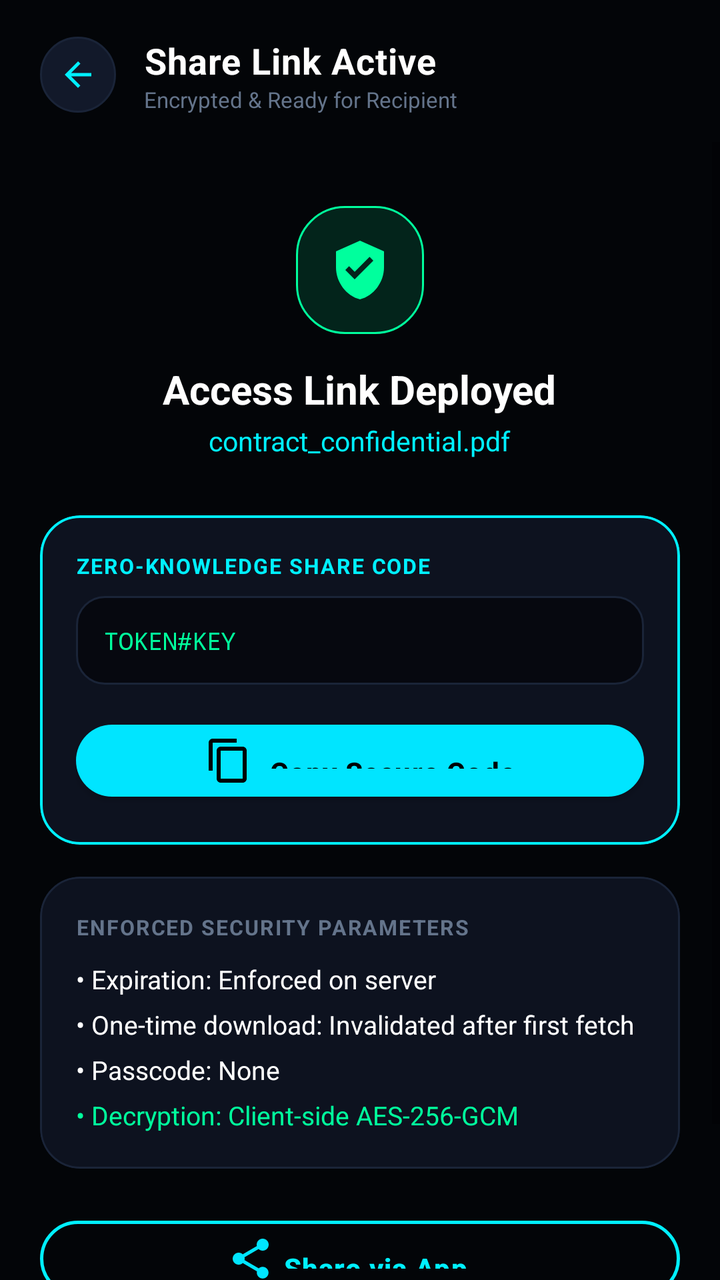
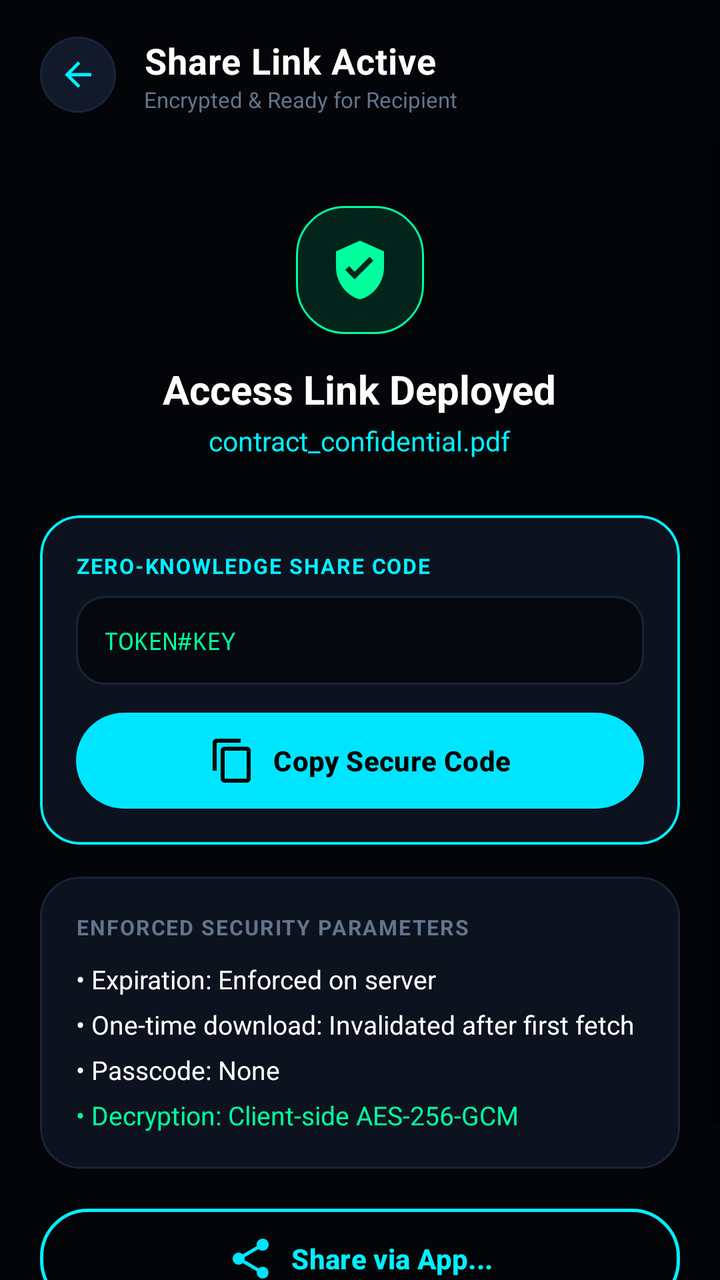

The first picture is an Android layout as it rendered before a commit; the second is the same layout after the commit. The layout source and the unified diff follow.
<!-- AndroidManifest.xml: application theme Theme.SecureDrop -->
<!-- res/layout/activity_share_created.xml -->
<?xml version="1.0" encoding="utf-8"?>
<LinearLayout xmlns:android="http://schemas.android.com/apk/res/android"
    xmlns:app="http://schemas.android.com/apk/res-auto"
    android:layout_width="match_parent"
    android:layout_height="match_parent"
    android:background="@color/bg_dark"
    android:orientation="vertical">

    
    <LinearLayout
        android:layout_width="match_parent"
        android:layout_height="wrap_content"
        android:gravity="center_vertical"
        android:orientation="horizontal"
        android:paddingStart="20dp"
        android:paddingTop="18dp"
        android:paddingEnd="20dp"
        android:paddingBottom="14dp">

        <ImageView
            android:id="@+id/btnBack"
            android:layout_width="38dp"
            android:layout_height="38dp"
            android:background="@drawable/bg_circle_icon_button"
            android:padding="9dp"
            android:src="@drawable/ic_arrow_back"
            app:tint="@color/brand_accent" />

        <LinearLayout
            android:layout_width="0dp"
            android:layout_height="wrap_content"
            android:layout_marginStart="14dp"
            android:layout_weight="1"
            android:orientation="vertical">

            <TextView
                android:layout_width="wrap_content"
                android:layout_height="wrap_content"
                android:letterSpacing="0.02"
                android:text="Share Link Active"
                android:textColor="@color/text_primary"
                android:textSize="18sp"
                android:textStyle="bold" />

            <TextView
                android:layout_width="wrap_content"
                android:layout_height="wrap_content"
                android:text="Encrypted &amp; Ready for Recipient"
                android:textColor="@color/text_muted"
                android:textSize="11sp" />
        </LinearLayout>
    </LinearLayout>

    <ScrollView
        android:layout_width="match_parent"
        android:layout_height="0dp"
        android:layout_weight="1"
        android:fillViewport="true"
        android:overScrollMode="never">

        <LinearLayout
            android:layout_width="match_parent"
            android:layout_height="wrap_content"
            android:orientation="vertical"
            android:padding="20dp">

            
            <LinearLayout
                android:layout_width="match_parent"
                android:layout_height="wrap_content"
                android:gravity="center"
                android:orientation="vertical"
                android:paddingTop="12dp"
                android:paddingBottom="16dp">

                <ImageView
                    android:layout_width="64dp"
                    android:layout_height="64dp"
                    android:background="@drawable/bg_badge_green"
                    android:padding="16dp"
                    android:src="@drawable/ic_shield_check"
                    app:tint="@color/security_green" />

                <TextView
                    android:layout_width="wrap_content"
                    android:layout_height="wrap_content"
                    android:layout_marginTop="14dp"
                    android:text="Access Link Deployed"
                    android:textColor="@color/text_primary"
                    android:textSize="20sp"
                    android:textStyle="bold" />

                <TextView
                    android:id="@+id/tvCreatedFileName"
                    android:layout_width="wrap_content"
                    android:layout_height="wrap_content"
                    android:layout_marginTop="3dp"
                    android:text="contract_confidential.pdf"
                    android:textColor="@color/brand_accent"
                    android:textSize="13.5sp" />
            </LinearLayout>

            
            <com.google.android.material.card.MaterialCardView
                android:layout_width="match_parent"
                android:layout_height="wrap_content"
                android:layout_marginTop="12dp"
                app:cardBackgroundColor="@color/bg_surface_card"
                app:cardCornerRadius="20dp"
                app:cardElevation="0dp"
                app:strokeColor="@color/border_active"
                app:strokeWidth="1.2dp">

                <LinearLayout
                    android:layout_width="match_parent"
                    android:layout_height="wrap_content"
                    android:orientation="vertical"
                    android:padding="18dp">

                    <TextView
                        android:layout_width="wrap_content"
                        android:layout_height="wrap_content"
                        android:letterSpacing="0.06"
                        android:text="ZERO-KNOWLEDGE SHARE CODE"
                        android:textColor="@color/brand_accent"
                        android:textSize="10.5sp"
                        android:textStyle="bold" />

                    <TextView
                        android:id="@+id/tvCompositeCode"
                        android:layout_width="match_parent"
                        android:layout_height="wrap_content"
                        android:layout_marginTop="8dp"
                        android:background="@drawable/bg_input_field"
                        android:fontFamily="monospace"
                        android:lineSpacingExtra="3dp"
                        android:padding="14dp"
                        android:text="TOKEN#KEY"
                        android:textColor="@color/security_green"
                        android:textSize="12sp" />

                    <com.google.android.material.button.MaterialButton
                        android:id="@+id/btnCopyCode"
                        style="@style/SecureDropButton"
                        android:layout_width="match_parent"
                        android:layout_height="48dp"
                        android:layout_marginTop="14dp"
                        android:text="Copy Secure Code"
                        android:textColor="@color/black"
                        app:icon="@drawable/ic_copy"
                        app:iconGravity="textStart"
                        app:iconTint="@color/black" />
                </LinearLayout>
            </com.google.android.material.card.MaterialCardView>

            
            <com.google.android.material.card.MaterialCardView
                android:layout_width="match_parent"
                android:layout_height="wrap_content"
                android:layout_marginTop="16dp"
                app:cardBackgroundColor="@color/bg_surface_card"
                app:cardCornerRadius="20dp"
                app:cardElevation="0dp"
                app:strokeColor="@color/border_subtle"
                app:strokeWidth="1dp">

                <LinearLayout
                    android:layout_width="match_parent"
                    android:layout_height="wrap_content"
                    android:orientation="vertical"
                    android:padding="18dp">

                    <TextView
                        android:layout_width="wrap_content"
                        android:layout_height="wrap_content"
                        android:letterSpacing="0.06"
                        android:text="ENFORCED SECURITY PARAMETERS"
                        android:textColor="@color/text_muted"
                        android:textSize="10.5sp"
                        android:textStyle="bold" />

                    <TextView
                        android:id="@+id/tvParamExpiration"
                        android:layout_width="wrap_content"
                        android:layout_height="wrap_content"
                        android:layout_marginTop="10dp"
                        android:text="• Expiration: Enforced on server"
                        android:textColor="@color/text_primary"
                        android:textSize="13sp" />

                    <TextView
                        android:id="@+id/tvParamOneTime"
                        android:layout_width="wrap_content"
                        android:layout_height="wrap_content"
                        android:layout_marginTop="5dp"
                        android:text="• One-time download: Invalidated after first fetch"
                        android:textColor="@color/text_primary"
                        android:textSize="13sp" />

                    <TextView
                        android:id="@+id/tvParamPasscode"
                        android:layout_width="wrap_content"
                        android:layout_height="wrap_content"
                        android:layout_marginTop="5dp"
                        android:text="• Passcode: None"
                        android:textColor="@color/text_primary"
                        android:textSize="13sp" />

                    <TextView
                        android:layout_width="wrap_content"
                        android:layout_height="wrap_content"
                        android:layout_marginTop="5dp"
                        android:text="• Decryption: Client-side AES-256-GCM"
                        android:textColor="@color/security_green"
                        android:textSize="13sp" />
                </LinearLayout>
            </com.google.android.material.card.MaterialCardView>

            <View
                android:layout_width="match_parent"
                android:layout_height="0dp"
                android:layout_weight="1" />

            <com.google.android.material.button.MaterialButton
                android:id="@+id/btnShareIntent"
                style="@style/SecureDropButton.Outline"
                android:layout_width="match_parent"
                android:layout_height="50dp"
                android:layout_marginTop="20dp"
                android:text="Share via App..."
                app:icon="@drawable/ic_share"
                app:iconGravity="textStart" />

            <com.google.android.material.button.MaterialButton
                android:id="@+id/btnReturnDashboard"
                style="@style/Widget.MaterialComponents.Button.TextButton"
                android:layout_width="match_parent"
                android:layout_height="48dp"
                android:layout_marginTop="8dp"
                android:text="Return to Dashboard"
                android:textColor="@color/text_secondary"
                android:textSize="13sp" />
        </LinearLayout>
    </ScrollView>
</LinearLayout>
<!-- resources referenced by this layout -->
<resources>
  <color name="bg_dark">#030508</color>
  <color name="bg_surface_card">#0D121F</color>
  <color name="black">#000000</color>
  <color name="border_active">#00F0FF</color>
  <color name="border_subtle">#1A2438</color>
  <color name="brand_accent">#00F0FF</color>
  <color name="security_green">#00FF9D</color>
  <color name="text_muted">#64748B</color>
  <color name="text_primary">#FFFFFF</color>
  <color name="text_secondary">#94A3B8</color>
  <style name="SecureDropButton" parent="Widget.MaterialComponents.Button">
          <item name="cornerRadius">24dp</item>
          <item name="android:textAllCaps">false</item>
          <item name="android:textStyle">bold</item>
          <item name="android:paddingTop">14dp</item>
          <item name="android:paddingBottom">14dp</item>
          <item name="backgroundTint">@color/brand_primary</item>
          <item name="android:textColor">@color/black</item>
          <item name="android:letterSpacing">0.03</item>
      </style>
  <style name="SecureDropButton.Outline" parent="Widget.MaterialComponents.Button.OutlinedButton">
          <item name="cornerRadius">24dp</item>
          <item name="android:textAllCaps">false</item>
          <item name="android:textStyle">bold</item>
          <item name="android:paddingTop">14dp</item>
          <item name="android:paddingBottom">14dp</item>
          <item name="strokeColor">@color/brand_accent</item>
          <item name="strokeWidth">1.5dp</item>
          <item name="android:textColor">@color/brand_accent</item>
          <item name="android:letterSpacing">0.03</item>
      </style>
  <style name="Theme.SecureDrop" parent="Theme.MaterialComponents.DayNight.NoActionBar">
          
          <item name="colorPrimary">@color/brand_primary</item>
          <item name="colorPrimaryVariant">@color/brand_primary_variant</item>
          <item name="colorOnPrimary">@color/black</item>
          
          <item name="colorSecondary">@color/brand_accent</item>
          <item name="colorSecondaryVariant">@color/brand_accent</item>
          <item name="colorOnSecondary">@color/black</item>
          
          <item name="android:statusBarColor">@color/bg_dark</item>
          <item name="android:navigationBarColor">@color/bg_dark</item>
          <item name="android:windowBackground">@color/bg_dark</item>
          <item name="android:windowLightStatusBar">false</item>
      </style>
  <color name="security_green_bg">#2000FF9D</color>
  <color name="brand_accent_glow">#4000F0FF</color>
  <color name="bg_surface_elevated">#12192A</color>
  <color name="bg_input">#06080F</color>
  <color name="white">#FFFFFF</color>
  <color name="brand_primary">#00E5FF</color>
  <color name="brand_primary_variant">#00B0FF</color>
  <!-- unchanged entries left out for length: 7 -->
</resources>

<!-- the commit's change to res/layout/activity_share_created.xml (unified diff, before → after) -->
@@ -4,6 +4,7 @@
     android:layout_width="match_parent"
     android:layout_height="match_parent"
     android:background="@color/bg_dark"
+    android:fitsSystemWindows="true"
     android:orientation="vertical">
 
     
@@ -225,18 +226,23 @@
                 android:id="@+id/btnShareIntent"
                 style="@style/SecureDropButton.Outline"
                 android:layout_width="match_parent"
-                android:layout_height="50dp"
+                android:layout_height="wrap_content"
                 android:layout_marginTop="20dp"
+                android:minHeight="50dp"
+                android:singleLine="true"
                 android:text="Share via App..."
                 app:icon="@drawable/ic_share"
-                app:iconGravity="textStart" />
+                app:iconGravity="textStart"
+                app:iconPadding="8dp" />
 
             <com.google.android.material.button.MaterialButton
                 android:id="@+id/btnReturnDashboard"
                 style="@style/Widget.MaterialComponents.Button.TextButton"
                 android:layout_width="match_parent"
-                android:layout_height="48dp"
+                android:layout_height="wrap_content"
                 android:layout_marginTop="8dp"
+                android:minHeight="48dp"
+                android:singleLine="true"
                 android:text="Return to Dashboard"
                 android:textColor="@color/text_secondary"
                 android:textSize="13sp" />
<!-- resource entries referenced after the edit -->
@@ -11,25 +11,49 @@
   <color name="text_primary">#FFFFFF</color>
   <color name="text_secondary">#94A3B8</color>
   <style name="SecureDropButton" parent="Widget.MaterialComponents.Button">
+          <item name="android:insetTop">0dp</item>
+          <item name="android:insetBottom">0dp</item>
+          <item name="android:insetLeft">0dp</item>
+          <item name="android:insetRight">0dp</item>
+          <item name="android:minHeight">48dp</item>
           <item name="cornerRadius">24dp</item>
           <item name="android:textAllCaps">false</item>
           <item name="android:textStyle">bold</item>
-          <item name="android:paddingTop">14dp</item>
-          <item name="android:paddingBottom">14dp</item>
+          <item name="android:paddingTop">12dp</item>
+          <item name="android:paddingBottom">12dp</item>
+          <item name="android:paddingStart">16dp</item>
+          <item name="android:paddingEnd">16dp</item>
           <item name="backgroundTint">@color/brand_primary</item>
           <item name="android:textColor">@color/black</item>
-          <item name="android:letterSpacing">0.03</item>
+          <item name="android:letterSpacing">0.01</item>
+          <item name="iconGravity">textStart</item>
+          <item name="iconPadding">8dp</item>
+          <item name="rippleColor">#33000000</item>
+          <item name="android:singleLine">true</item>
+          <item name="android:ellipsize">end</item>
       </style>
   <style name="SecureDropButton.Outline" parent="Widget.MaterialComponents.Button.OutlinedButton">
+          <item name="android:insetTop">0dp</item>
+          <item name="android:insetBottom">0dp</item>
+          <item name="android:insetLeft">0dp</item>
+          <item name="android:insetRight">0dp</item>
+          <item name="android:minHeight">48dp</item>
           <item name="cornerRadius">24dp</item>
           <item name="android:textAllCaps">false</item>
           <item name="android:textStyle">bold</item>
-          <item name="android:paddingTop">14dp</item>
-          <item name="android:paddingBottom">14dp</item>
+          <item name="android:paddingTop">12dp</item>
+          <item name="android:paddingBottom">12dp</item>
+          <item name="android:paddingStart">16dp</item>
+          <item name="android:paddingEnd">16dp</item>
           <item name="strokeColor">@color/brand_accent</item>
           <item name="strokeWidth">1.5dp</item>
           <item name="android:textColor">@color/brand_accent</item>
-          <item name="android:letterSpacing">0.03</item>
+          <item name="android:letterSpacing">0.01</item>
+          <item name="iconGravity">textStart</item>
+          <item name="iconPadding">8dp</item>
+          <item name="rippleColor">@color/brand_accent_glow</item>
+          <item name="android:singleLine">true</item>
+          <item name="android:ellipsize">end</item>
       </style>
   <style name="Theme.SecureDrop" parent="Theme.MaterialComponents.DayNight.NoActionBar">
           
@@ -45,6 +69,7 @@
           <item name="android:navigationBarColor">@color/bg_dark</item>
           <item name="android:windowBackground">@color/bg_dark</item>
           <item name="android:windowLightStatusBar">false</item>
+          <item name="android:fitsSystemWindows">true</item>
       </style>
   <color name="security_green_bg">#2000FF9D</color>
   <color name="brand_accent_glow">#4000F0FF</color>
